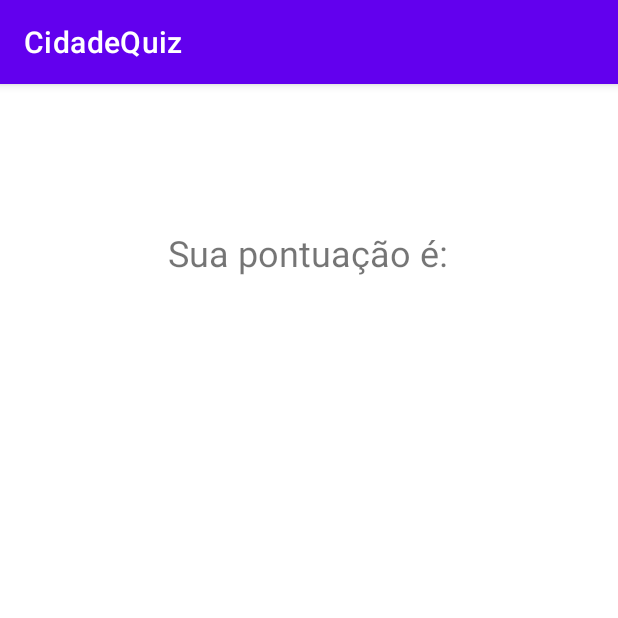
After one commit to Amigos-de-Jose-Samuel/Cidades-Quiz, an Android app: the Pontuacao screen opened directly, with no data from a screen before it, on a phone screen of 412 x 824 dp, the top half of it. The commit adds this screen. Run offline under Robolectric (Android 15) with nearby library versions, the phone set to English and light mode, and no system bars; network calls fail.

Commit message:
criado tela para mostrar pontuação

```diff
--- /dev/null
+++ b/app/src/main/java/samuel/jose/cidadequiz/Pontuacao.java
@@ -0,0 +1,28 @@
+package samuel.jose.cidadequiz;
+
+import androidx.appcompat.app.AppCompatActivity;
+
+import android.content.Intent;
+import android.os.Bundle;
+import android.widget.TextView;
+
+public class Pontuacao extends AppCompatActivity {
+
+    TextView output;
+
+    @Override
+    protected void onCreate(Bundle savedInstanceState) {
+        super.onCreate(savedInstanceState);
+        setContentView(R.layout.activity_pontuacao);
+
+        output = findViewById(R.id.pontuacao);
+
+        Intent it =  getIntent();
+        if(it != null) {
+            Bundle params = it.getExtras();
+            if(params != null) {
+                output.setText(params.getString("pontuacao"));
+            }
+        }
+    }
+}
--- a/app/src/main/res/layout/activity_main.xml
+++ b/app/src/main/res/layout/activity_main.xml
@@ -72,12 +72,13 @@
         android:id="@+id/input"
         android:layout_width="wrap_content"
         android:layout_height="wrap_content"
-        android:layout_marginBottom="56dp"
+        android:layout_marginBottom="40dp"
         android:ems="10"
         android:hint="Estado"
         android:inputType="textPersonName"
         app:layout_constraintBottom_toTopOf="@+id/output"
         app:layout_constraintEnd_toEndOf="parent"
+        app:layout_constraintHorizontal_bias="0.497"
         app:layout_constraintStart_toStartOf="parent" />
 
 </androidx.constraintlayout.widget.ConstraintLayout>
--- /dev/null
+++ b/app/src/main/res/layout/activity_pontuacao.xml
@@ -0,0 +1,30 @@
+<?xml version="1.0" encoding="utf-8"?>
+<androidx.constraintlayout.widget.ConstraintLayout xmlns:android="http://schemas.android.com/apk/res/android"
+    xmlns:app="http://schemas.android.com/apk/res-auto"
+    xmlns:tools="http://schemas.android.com/tools"
+    android:layout_width="match_parent"
+    android:layout_height="match_parent"
+    tools:context=".Pontuacao">
+
+    <TextView
+        android:id="@+id/textView"
+        android:layout_width="wrap_content"
+        android:layout_height="wrap_content"
+        android:layout_marginTop="96dp"
+        android:text="Sua pontuação é:"
+        android:textSize="24sp"
+        app:layout_constraintEnd_toEndOf="parent"
+        app:layout_constraintHorizontal_bias="0.498"
+        app:layout_constraintStart_toStartOf="parent"
+        app:layout_constraintTop_toTopOf="parent" />
+
+    <TextView
+        android:id="@+id/pontuacao"
+        android:layout_width="wrap_content"
+        android:layout_height="wrap_content"
+        android:layout_marginTop="92dp"
+        android:textSize="34sp"
+        app:layout_constraintEnd_toEndOf="parent"
+        app:layout_constraintStart_toStartOf="parent"
+        app:layout_constraintTop_toBottomOf="@+id/textView" />
+</androidx.constraintlayout.widget.ConstraintLayout>
```
Also changed, not shown: app/src/main/AndroidManifest.xml (+6 -1 lines), app/src/main/java/samuel/jose/cidadequiz/MainActivity.java (+11 -1 lines), build.gradle (+2 -9 lines), settings.gradle (+9 -1 lines), gradle/wrapper/gradle-wrapper.properties.
